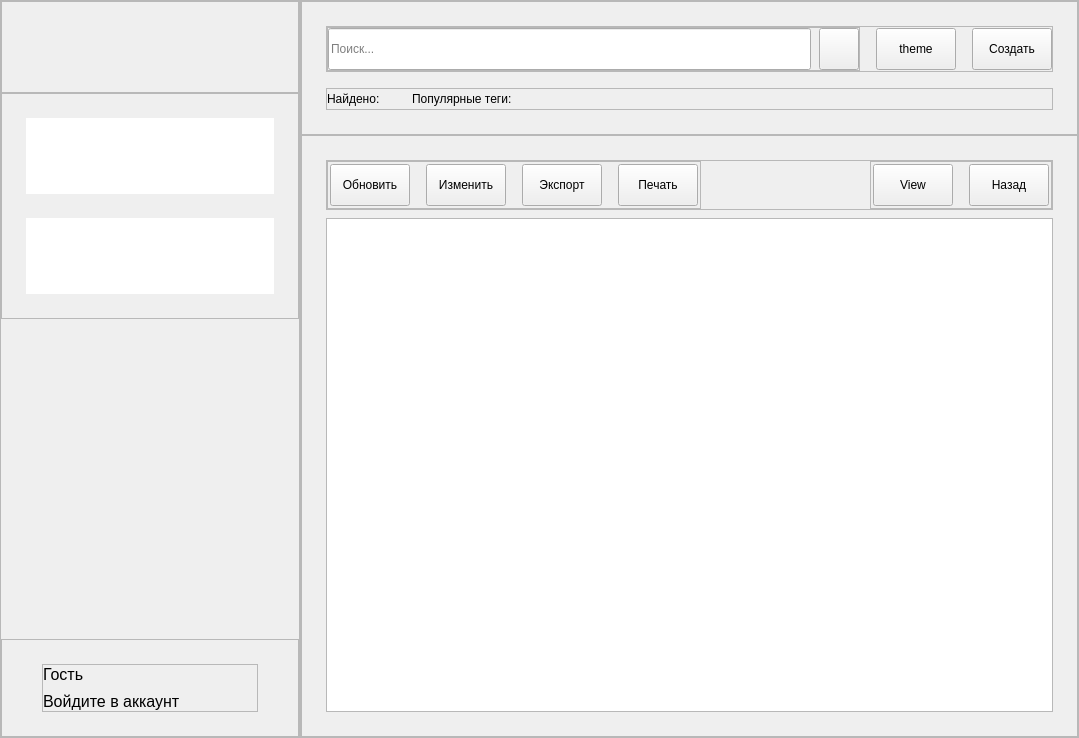
Above: ui/ui/main.ui from pntech-dev/Documents-Exp-Desktop before the change. Below: the same form after it.
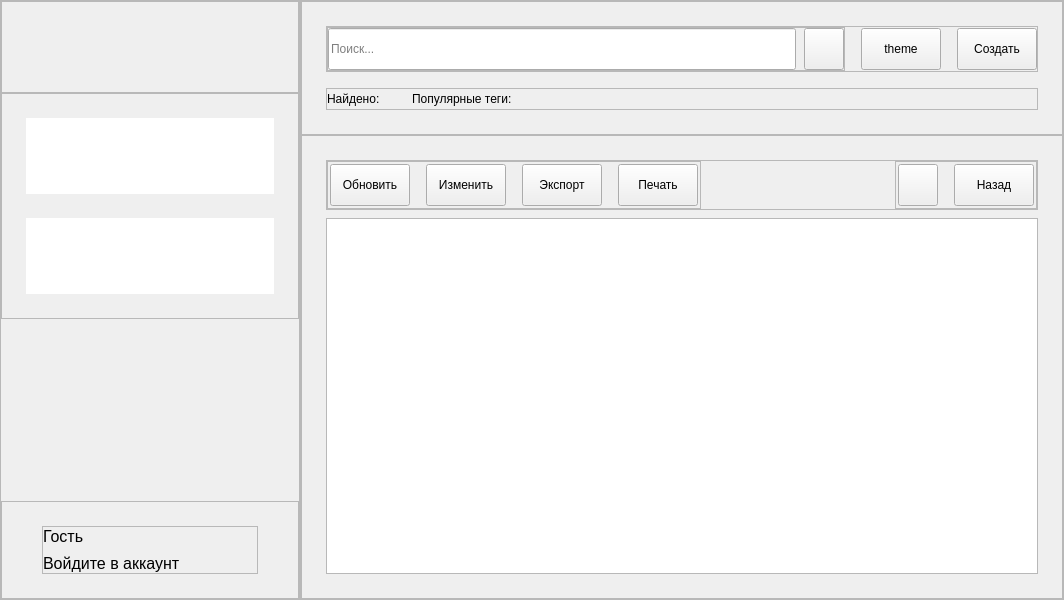
That is the form after the change. Custom widgets are drawn as their Qt base class.

Commit message: feat(ui): add table styles

```diff
--- a/ui/ui/main.ui
+++ b/ui/ui/main.ui
@@ -6,8 +6,8 @@
    <rect>
     <x>0</x>
     <y>0</y>
-    <width>1079</width>
-    <height>738</height>
+    <width>1064</width>
+    <height>600</height>
    </rect>
   </property>
   <property name="sizePolicy">
@@ -16,6 +16,12 @@
     <verstretch>0</verstretch>
    </sizepolicy>
   </property>
+  <property name="minimumSize">
+   <size>
+    <width>0</width>
+    <height>600</height>
+   </size>
+  </property>
   <property name="windowTitle">
    <string>Documents Exp</string>
   </property>
@@ -747,7 +753,7 @@
                    </size>
                   </property>
                   <property name="text">
-                   <string>View</string>
+                   <string/>
                   </property>
                  </widget>
                 </item>
@@ -771,7 +777,14 @@
            </widget>
           </item>
           <item>
-           <widget class="DocumentsTableView" name="tableView"/>
+           <widget class="DocumentsTableView" name="tableView">
+            <attribute name="horizontalHeaderStretchLastSection">
+             <bool>true</bool>
+            </attribute>
+            <attribute name="verticalHeaderStretchLastSection">
+             <bool>true</bool>
+            </attribute>
+           </widget>
           </item>
          </layout>
         </widget>
```
The commit also changes 7 other files.
